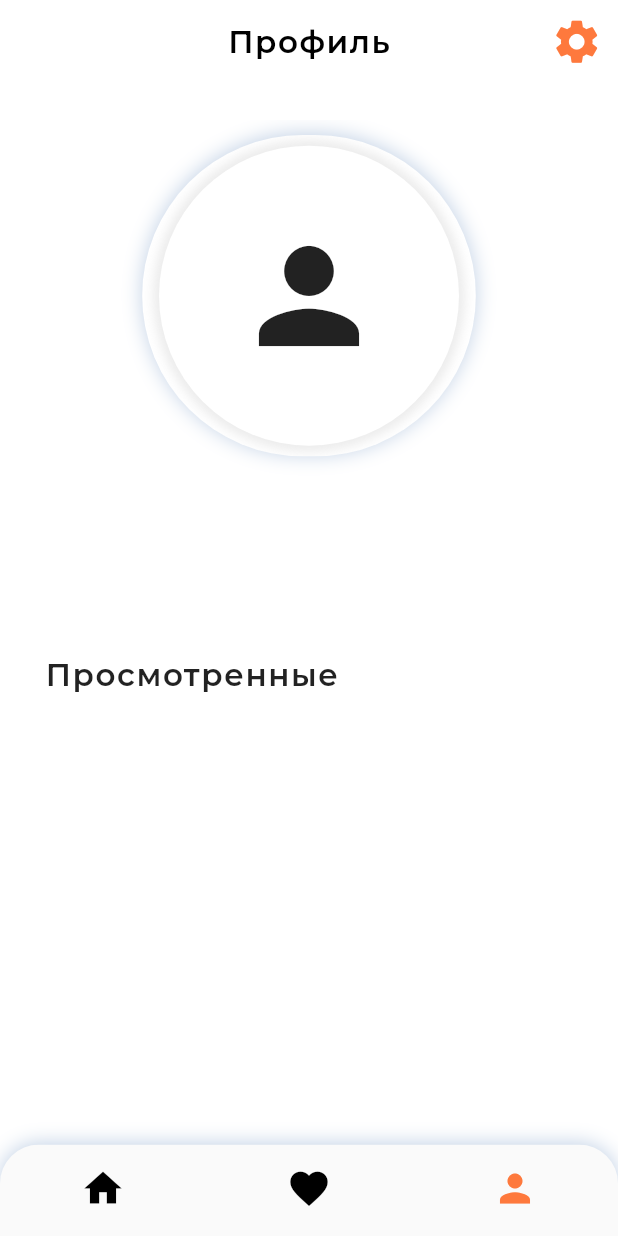
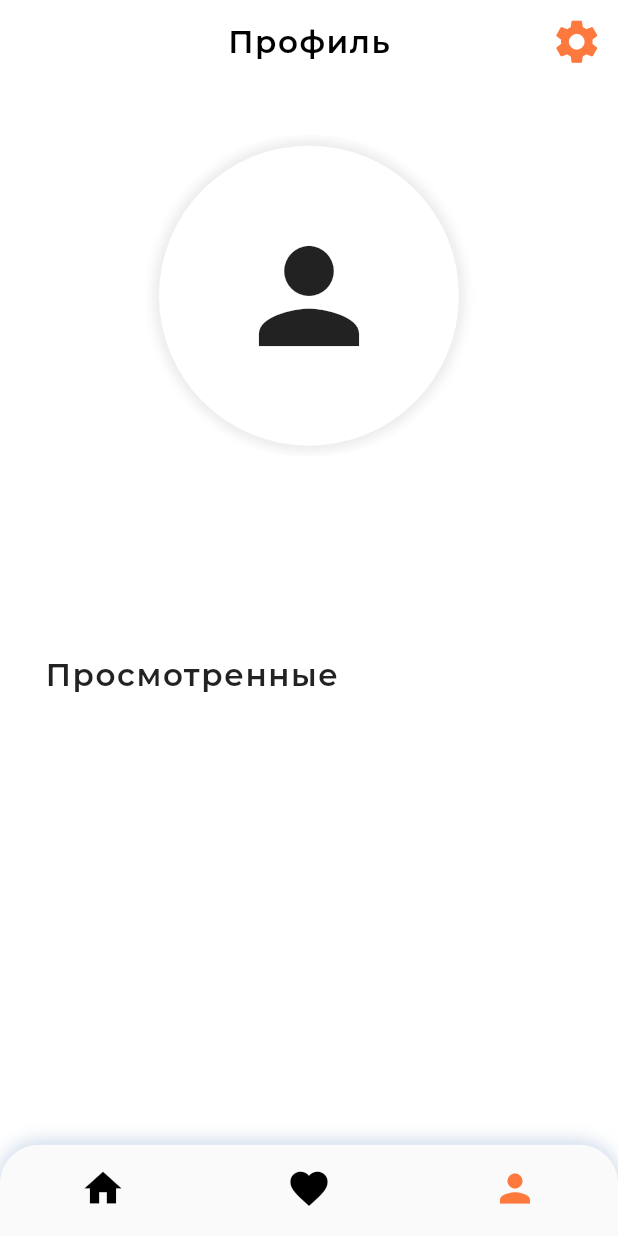
Before and after one commit to denihero/tutor_app, a Flutter app: the HomeScreen screen opened directly, item 3 of the bottom bar chosen, on a phone screen of 412 x 824 dp. Run offline on Flutter 3.47's test engine with Material 2 defaults, Android fonts, the phone set to English and light mode, and no system bars; our stand-ins replace bloc, cached_network_image, chewie, dio, equatable, flutter_bloc and 9 more; missing offline and left inert: markdown.

Commit message:
fix user image present

```diff
--- a/lib/src/presentation/screens/home/pages/profile_page.dart
+++ b/lib/src/presentation/screens/home/pages/profile_page.dart
@@ -31,13 +31,7 @@ class _ProfilePageState extends State<ProfilePage> {
           decoration: BoxDecoration(
               color: Colors.white,
               borderRadius: BorderRadius.circular(360),
-              boxShadow: const [
-                BoxShadow(
-                  color: Color(0xFFC2D1E5),
-                  offset: Offset(0, -1),
-                  blurRadius: 11,
-                )
-              ]),
+              ),
           child: const ProfileIcon(),
         ),
         const SizedBox(height: 44),
```
Also changed, not shown: 1 other file.
